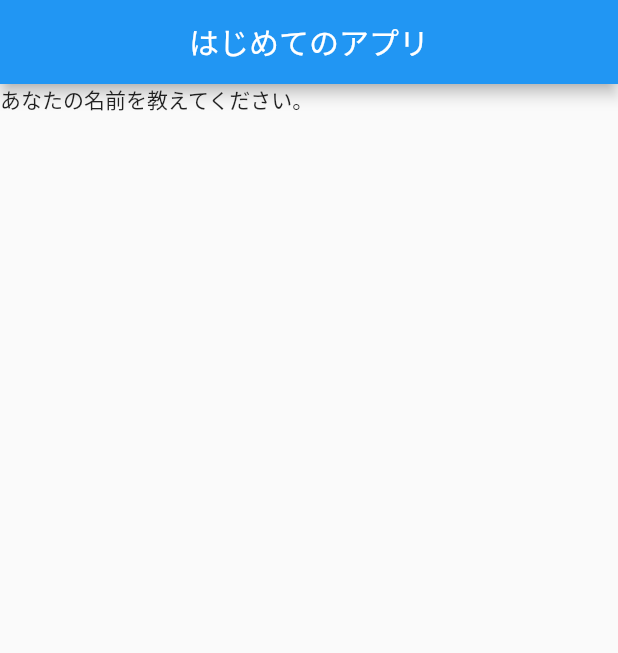
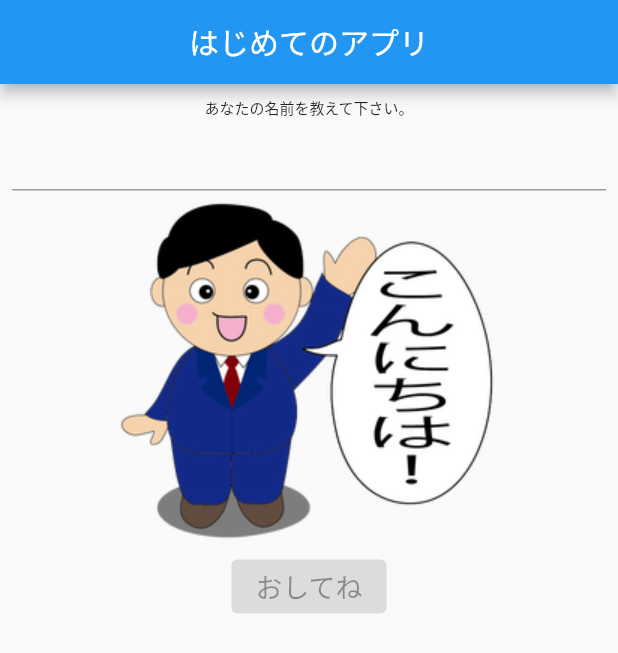
Before and after one commit to NaoyaOgura0828/my_first_app, a Flutter app: the screen it shows after launch, on a phone screen of 412 x 824 dp. Shown: the top 653 px of the screen. Run offline on Flutter 3.47's test engine with Material 2 defaults, Android fonts, the phone set to English and light mode, and no system bars.

Commit message:
Containerの適用まで

```diff
--- a/lib/screens/home_screen.dart
+++ b/lib/screens/home_screen.dart
@@ -1,3 +1,4 @@
+import 'package:flutter/cupertino.dart';
 import 'package:flutter/material.dart';
 
 class HomeScreen extends StatefulWidget {
@@ -13,10 +14,25 @@ class _HomeScreenState extends State<HomeScreen> {
         title: Text('はじめてのアプリ'),
         centerTitle: true,
       ),
-      body: Column(
-        children: <Widget>[
-          Text('あなたの名前を教えてください。')
-        ],
+      body: Container(
+        padding: EdgeInsets.all(8.0),
+        child: Column(
+          children: <Widget>[
+            Center(
+              child: Text('あなたの名前を教えて下さい。', style: TextStyle(fontSize: 10.0),),
+            ),
+            TextField(
+              keyboardType: TextInputType.text,
+              style: TextStyle(fontSize: 20.0),
+              controller: null, //TODO 入力した文字を管理するTextEditionContorollerの設定
+            ),
+            Image.asset('assets/images/hello.png'),
+            ElevatedButton(
+                onPressed: null, //TODO ボタンのクリック処理
+                child: Text('おしてね', style: TextStyle(fontSize: 18.0),),
+            )
+          ],
+        ),
       ),
     );
   }
```
